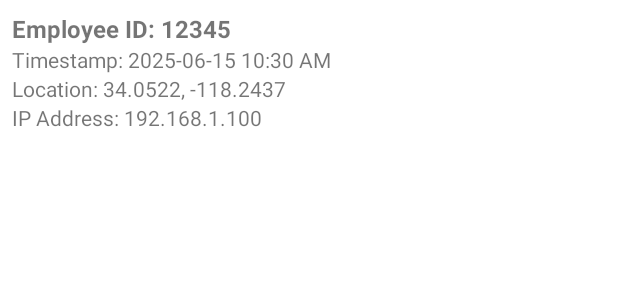
After one commit to hkbagh/Spotin_Attendance_App, an Android app: the layout employee_attendance_item.xml on its own in the app's theme, with its tools: preview values and no code run, on a phone screen of 412 x 824 dp. The commit adds this screen. Shown: the top 300 px of the screen. Run offline under Robolectric (Android 15) with nearby library versions, the phone set to English and light mode, and no system bars.

```diff
--- a/app/build.gradle.kts
+++ b/app/build.gradle.kts
@@ -46,8 +46,9 @@ dependencies {
     implementation("io.appwrite:sdk-for-android:8.1.0") {
         exclude(group = "com.squareup.okhttp3", module = "okhttp-bom")
     }
-    implementation("com.google.android.gms:play-services-location:21.0.1")
+    implementation("com.google.android.gms:play-services-location:21.3.0")
     implementation("com.applandeo:material-calendar-view:1.9.2")
+    implementation("org.osmdroid:osmdroid-android:6.1.18")
     testImplementation(libs.junit)
     androidTestImplementation(libs.androidx.junit)
     androidTestImplementation(libs.androidx.espresso.core)
--- a/app/src/main/AndroidManifest.xml
+++ b/app/src/main/AndroidManifest.xml
@@ -39,6 +39,8 @@
             android:exported="false" />
         <activity android:name=".CalendarActivity"
             android:exported="false" />
+        <activity android:name=".EmployerDashboardActivity"
+            android:exported="false" />
     </application>
 
 </manifest>
--- a/app/src/main/java/com/hkbagh/spotin/CalendarActivity.kt
+++ b/app/src/main/java/com/hkbagh/spotin/CalendarActivity.kt
@@ -7,7 +7,6 @@ import android.widget.TextView
 import android.widget.Toast
 import android.util.Log
 import com.applandeo.materialcalendarview.CalendarView
-import com.applandeo.materialcalendarview.EventDay
 import com.applandeo.materialcalendarview.listeners.OnCalendarPageChangeListener
 import kotlinx.coroutines.CoroutineScope
 import kotlinx.coroutines.Dispatchers
--- a/app/src/main/res/layout/activity_employee_dashboard.xml
+++ b/app/src/main/res/layout/activity_employee_dashboard.xml
@@ -24,6 +24,12 @@
         android:textSize="18sp"
         android:layout_marginBottom="16dp"/>
 
+    <org.osmdroid.views.MapView
+        android:id="@+id/mapView"
+        android:layout_width="match_parent"
+        android:layout_height="200dp"
+        android:layout_marginBottom="16dp" />
+
     <Button
         android:id="@+id/markPresentButton"
         android:layout_width="match_parent"
--- /dev/null
+++ b/app/src/main/res/layout/employee_attendance_item.xml
@@ -0,0 +1,38 @@
+<?xml version="1.0" encoding="utf-8"?>
+<LinearLayout xmlns:android="http://schemas.android.com/apk/res/android"
+    xmlns:tools="http://schemas.android.com/tools"
+    android:layout_width="match_parent"
+    android:layout_height="wrap_content"
+    android:orientation="vertical"
+    android:padding="8dp">
+
+    <TextView
+        android:id="@+id/employeeIdTextView"
+        android:layout_width="wrap_content"
+        android:layout_height="wrap_content"
+        android:textStyle="bold"
+        android:textSize="16sp"
+        tools:text="Employee ID: 12345" />
+
+    <TextView
+        android:id="@+id/timestampTextView"
+        android:layout_width="wrap_content"
+        android:layout_height="wrap_content"
+        android:textSize="14sp"
+        tools:text="Timestamp: 2025-06-15 10:30 AM" />
+
+    <TextView
+        android:id="@+id/locationCoordTextView"
+        android:layout_width="wrap_content"
+        android:layout_height="wrap_content"
+        android:textSize="14sp"
+        tools:text="Location: 34.0522, -118.2437" />
+
+    <TextView
+        android:id="@+id/ipAddressTextView"
+        android:layout_width="wrap_content"
+        android:layout_height="wrap_content"
+        android:textSize="14sp"
+        tools:text="IP Address: 192.168.1.100" />
+
+</LinearLayout>
```
Also changed, not shown: app/src/main/java/com/hkbagh/spotin/EmployeeAttendanceAdapter.kt (added, +72 -0 lines), app/src/main/java/com/hkbagh/spotin/EmployeeDashboardActivity.kt (+50 -3 lines), app/src/main/java/com/hkbagh/spotin/EmployerDashboardActivity.kt (added, +157 -0 lines), app/src/main/java/com/hkbagh/spotin/EmployerLoginActivity.kt (+10 -7 lines), app/src/main/res/layout/activity_employer_dashboard.xml (added, +49 -0 lines).
